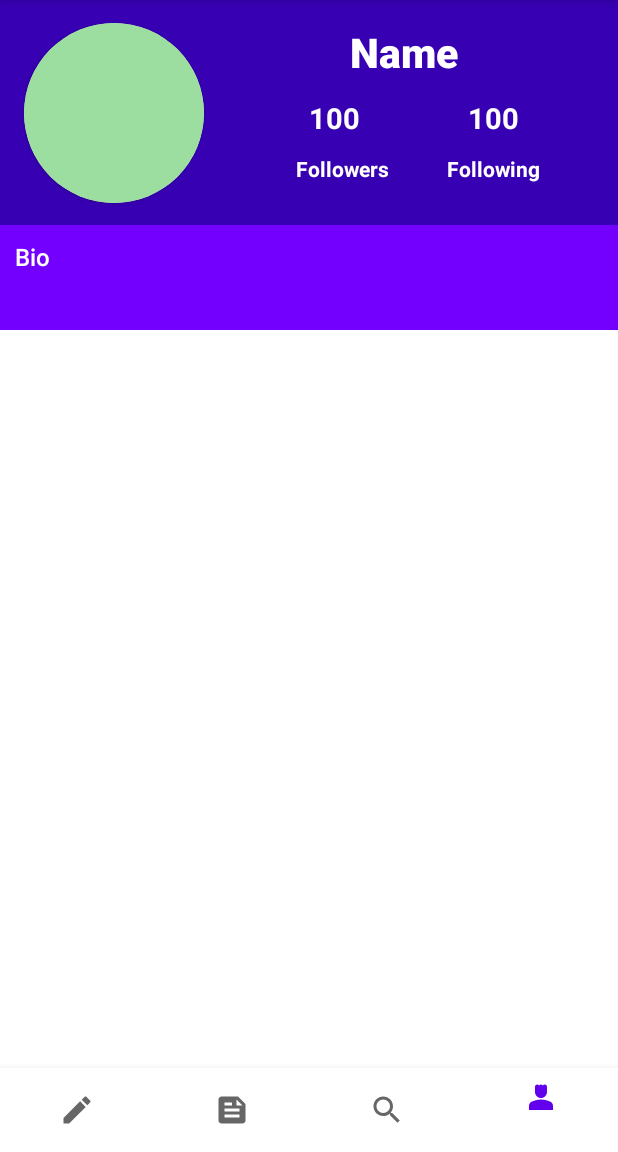
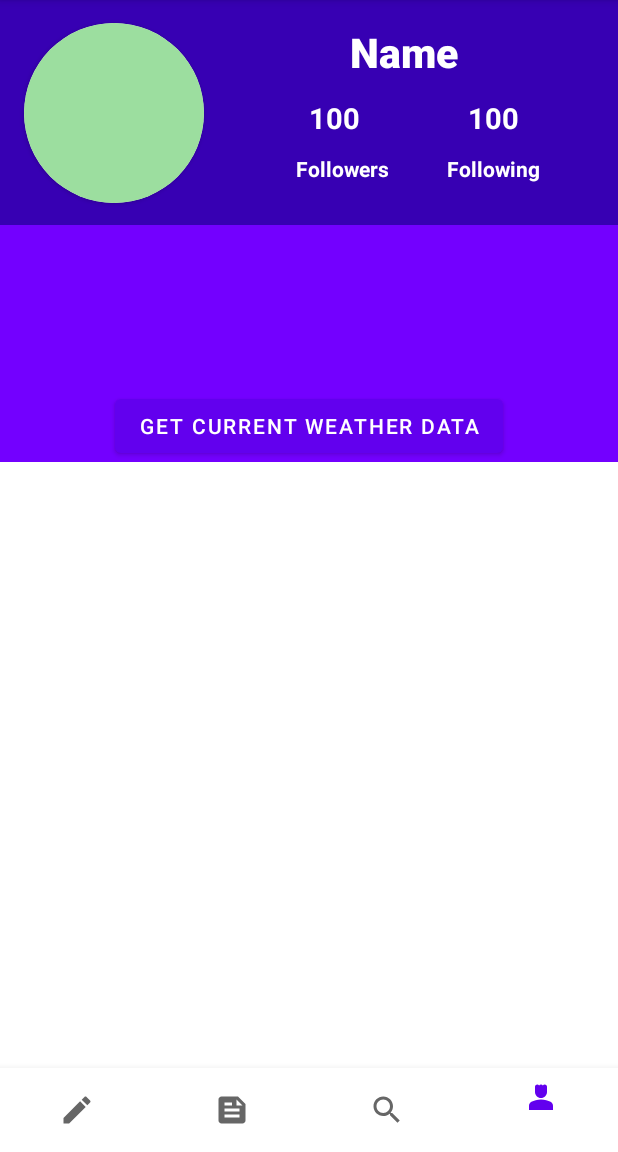
Before and after one commit to AdriMareel/AndroidProjectSocialNetwork, an Android app: the ProfileActivity screen opened directly, with no data from a screen before it, on a phone screen of 412 x 824 dp, the part 84-1236 px from its top. Run offline under Robolectric (Android 15) with nearby library versions, the phone set to English and light mode, and no system bars; our stand-ins replace Firebase (no records; nobody signed in at launch, a user with empty details on screens opened directly); pictures from the network do not load.

Commit message:
AJOUT RETROFIT
Modification du profileActivity + remove BIO

```diff
--- a/app/build.gradle
+++ b/app/build.gradle
@@ -52,6 +52,9 @@ dependencies {
 
     //retrofit
     implementation "com.squareup.retrofit2:retrofit:2.9.0"
+    implementation 'com.squareup.retrofit2:converter-gson:2.0.0'
+
+    //RecyclerView
     implementation 'androidx.legacy:legacy-support-v4:1.0.0'
     implementation 'androidx.recyclerview:recyclerview:1.2.1'
 
--- /dev/null
+++ b/app/src/main/java/com/example/socialnetwork/WeatherService.java
@@ -0,0 +1,13 @@
+package com.example.socialnetwork;
+
+import java.util.List;
+
+import retrofit2.Call;
+import retrofit2.http.GET;
+import retrofit2.http.Path;
+import retrofit2.http.Query;
+
+public interface WeatherService {
+    @GET("data/2.5/weather?")
+    Call<WeatherResponse> getCurrentWeatherData(@Query("lat") String lat, @Query("lon") String lon, @Query("APPID") String app_id);
+}
--- a/app/src/main/res/layout/activity_profile.xml
+++ b/app/src/main/res/layout/activity_profile.xml
@@ -128,21 +128,24 @@
             app:layout_constraintTop_toBottomOf="@+id/constraintLayout">
 
             <TextView
-                android:id="@+id/descriptionIv"
-                android:layout_width="match_parent"
-                android:layout_height="50dp"
-                android:layout_marginStart="10dp"
-                android:layout_marginTop="10dp"
-                android:layout_marginEnd="10dp"
-                android:layout_marginBottom="10dp"
-                android:fontFamily="sans-serif-medium"
-                android:text="Bio"
-                android:textColor="@color/white"
+                android:id="@+id/textView"
+                android:layout_width="wrap_content"
                 android:textSize="16sp"
+                android:layout_height="wrap_content"
                 app:layout_constraintBottom_toBottomOf="parent"
+                app:layout_constraintLeft_toLeftOf="parent"
+                app:layout_constraintRight_toRightOf="parent"
+                app:layout_constraintTop_toTopOf="parent" />
+
+            <Button
+                android:id="@+id/button"
+                android:layout_width="wrap_content"
+                android:layout_height="wrap_content"
+                android:layout_marginTop="20dp"
+                android:text="Get Current Weather Data"
                 app:layout_constraintEnd_toEndOf="parent"
                 app:layout_constraintStart_toStartOf="parent"
-                app:layout_constraintTop_toTopOf="parent" />
+                app:layout_constraintTop_toBottomOf="@+id/textView" />
 
         </androidx.constraintlayout.widget.ConstraintLayout>
 
```
Also changed, not shown: app/src/main/java/com/example/socialnetwork/ProfileActivity.java (+80 -11 lines), app/src/main/java/com/example/socialnetwork/WeatherResponse.java (added, +89 -0 lines).
